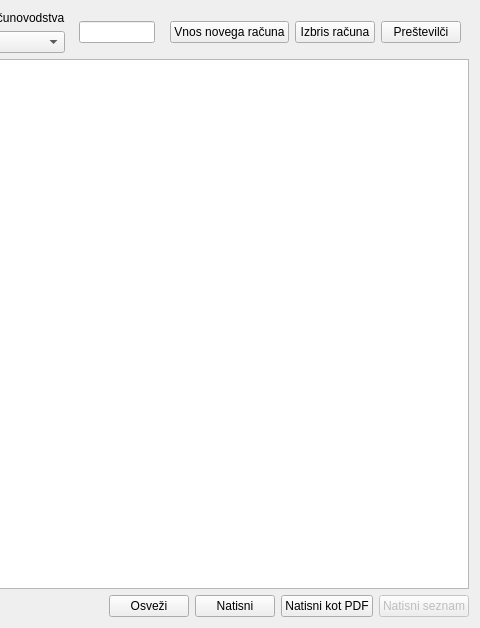
Before: the Qt Designer form wid_racuni.ui in bubi-luka/BubiRacun, drawn with Qt 5; both pictures show x 374 to 854 and y 0 to 628 of the 854 by 628 pixel window.
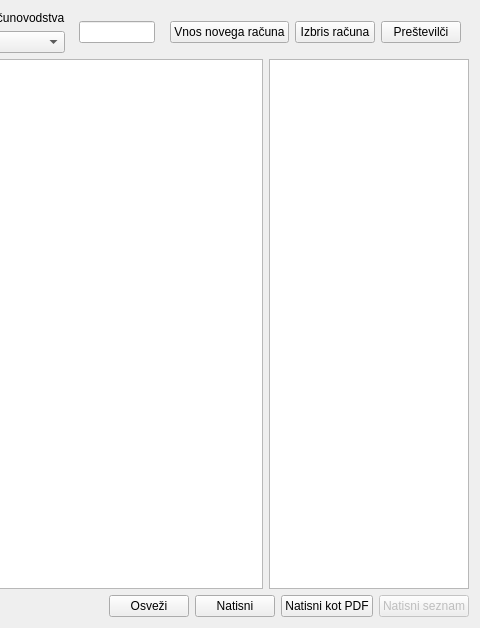
After: the same form once the commit is applied.

Commit message:
DODAN PRIKAZ "SORODNIH" IZDANIH RAČUNOV
Sledljivost računov je bila v seznamu precej težka. Težko je bilo enostavno
videti predračun za izbran račun. Sedaj je to možno v dodatni tabeli. V
tej tabeli so dovoljene vse operacije, ki so na voljo tudi v osnovni
tabeli.

```diff
--- a/wid_racuni.ui
+++ b/wid_racuni.ui
@@ -142,6 +142,8 @@
     </layout>
    </item>
    <item>
+    <layout class="QHBoxLayout" name="horizontalLayout_3">
+     <item>
     <widget class="QTableWidget" name="tbl_racuni">
      <property name="editTriggers">
       <set>QAbstractItemView::NoEditTriggers</set>
@@ -156,6 +158,36 @@
       <bool>true</bool>
      </property>
     </widget>
+     </item>
+     <item>
+      <widget class="QTableWidget" name="tbl_sorodniki">
+       <property name="sizePolicy">
+        <sizepolicy hsizetype="Maximum" vsizetype="Expanding">
+         <horstretch>0</horstretch>
+         <verstretch>0</verstretch>
+        </sizepolicy>
+       </property>
+       <property name="maximumSize">
+        <size>
+         <width>200</width>
+         <height>16777215</height>
+        </size>
+       </property>
+       <property name="editTriggers">
+        <set>QAbstractItemView::NoEditTriggers</set>
+       </property>
+       <property name="selectionMode">
+        <enum>QAbstractItemView::ExtendedSelection</enum>
+       </property>
+       <property name="selectionBehavior">
+        <enum>QAbstractItemView::SelectRows</enum>
+       </property>
+       <property name="sortingEnabled">
+        <bool>true</bool>
+       </property>
+      </widget>
+     </item>
+    </layout>
    </item>
    <item>
     <layout class="QHBoxLayout" name="horizontalLayout_2">
```
Lines whose indentation alone changed are shown as unchanged. The commit also changes 2 other files.
